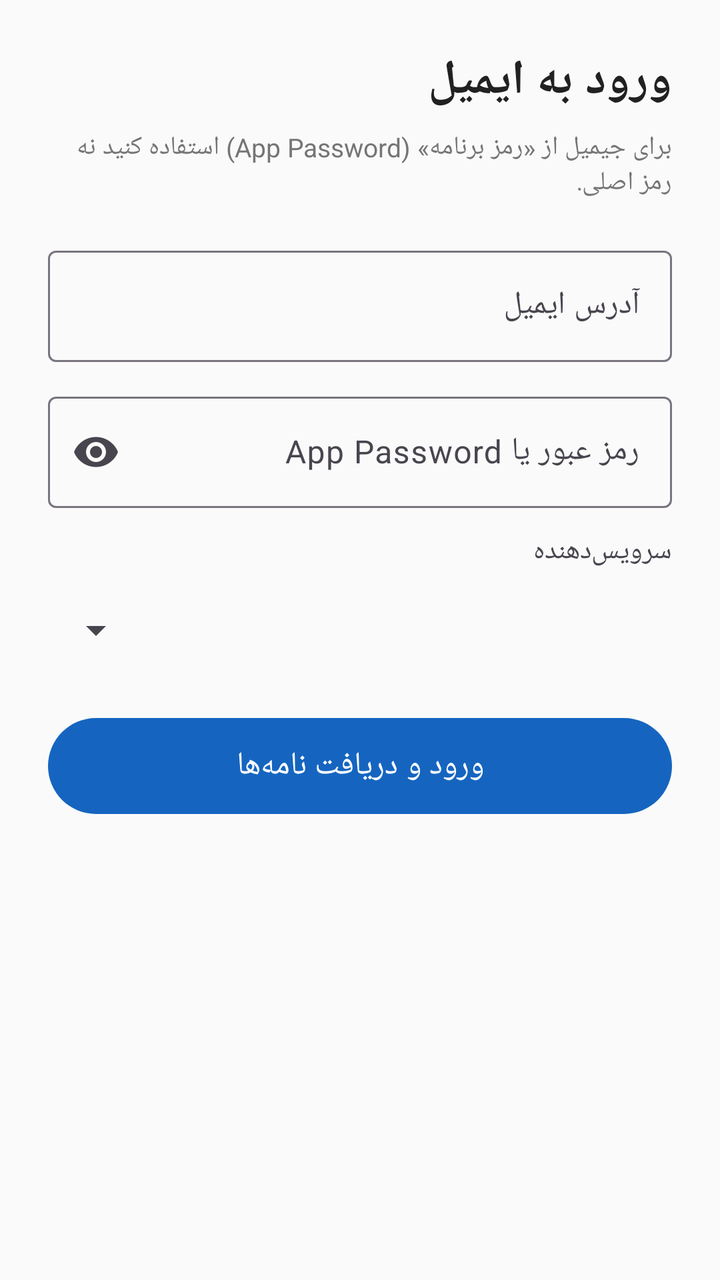
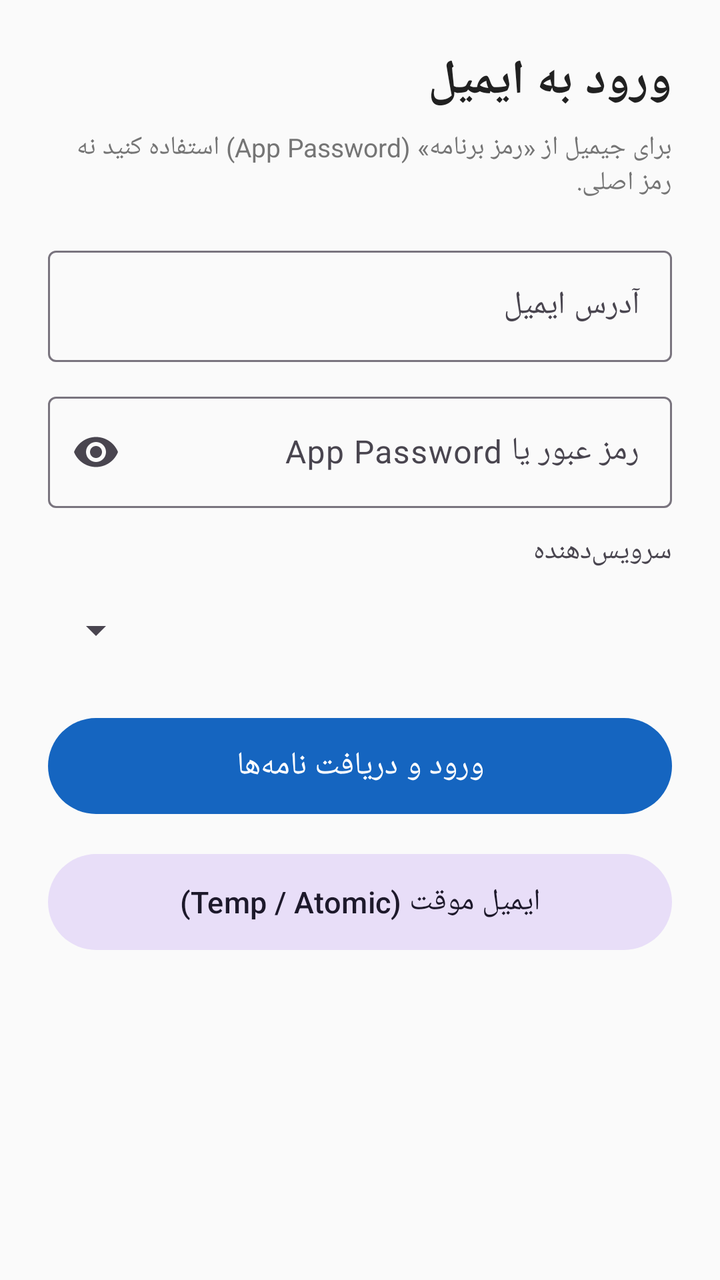

Two renders of the same Android screen: before a commit and after it. Below are the layout's source before the change and the commit's diff.
<!-- AndroidManifest.xml: application theme Theme.PersianEmail -->
<!-- res/layout/activity_login.xml -->
<?xml version="1.0" encoding="utf-8"?>
<ScrollView xmlns:android="http://schemas.android.com/apk/res/android"
    xmlns:app="http://schemas.android.com/apk/res-auto"
    android:layout_width="match_parent"
    android:layout_height="match_parent"
    android:fillViewport="true"
    android:background="@color/bg">

    <LinearLayout
        android:layout_width="match_parent"
        android:layout_height="wrap_content"
        android:orientation="vertical"
        android:padding="24dp"
        android:layoutDirection="rtl">

        <TextView
            android:layout_width="match_parent"
            android:layout_height="wrap_content"
            android:text="@string/login_title"
            android:textSize="24sp"
            android:textStyle="bold"
            android:textColor="@color/text"
            android:contentDescription="@string/login_title"
            android:layout_marginBottom="8dp" />

        <TextView
            android:layout_width="match_parent"
            android:layout_height="wrap_content"
            android:text="@string/login_help"
            android:textSize="13sp"
            android:textColor="@color/text_muted"
            android:layout_marginBottom="20dp" />

        <com.google.android.material.textfield.TextInputLayout
            android:layout_width="match_parent"
            android:layout_height="wrap_content"
            android:layout_marginBottom="12dp"
            style="@style/Widget.Material3.TextInputLayout.OutlinedBox">
            <com.google.android.material.textfield.TextInputEditText
                android:id="@+id/emailInput"
                android:layout_width="match_parent"
                android:layout_height="wrap_content"
                android:hint="@string/email_hint"
                android:inputType="textEmailAddress"
                android:contentDescription="@string/email_hint" />
        </com.google.android.material.textfield.TextInputLayout>

        <com.google.android.material.textfield.TextInputLayout
            android:layout_width="match_parent"
            android:layout_height="wrap_content"
            android:layout_marginBottom="12dp"
            app:endIconMode="password_toggle"
            style="@style/Widget.Material3.TextInputLayout.OutlinedBox">
            <com.google.android.material.textfield.TextInputEditText
                android:id="@+id/passwordInput"
                android:layout_width="match_parent"
                android:layout_height="wrap_content"
                android:hint="@string/password_hint"
                android:inputType="textPassword"
                android:contentDescription="@string/password_hint" />
        </com.google.android.material.textfield.TextInputLayout>

        <TextView
            android:layout_width="match_parent"
            android:layout_height="wrap_content"
            android:text="@string/provider_hint"
            android:textSize="14sp"
            android:layout_marginBottom="6dp" />

        <Spinner
            android:id="@+id/providerSpinner"
            android:layout_width="match_parent"
            android:layout_height="48dp"
            android:layout_marginBottom="16dp"
            android:contentDescription="@string/provider_hint" />

        <com.google.android.material.textfield.TextInputLayout
            android:id="@+id/imapHostLayout"
            android:layout_width="match_parent"
            android:layout_height="wrap_content"
            android:layout_marginBottom="8dp"
            android:visibility="gone"
            style="@style/Widget.Material3.TextInputLayout.OutlinedBox">
            <com.google.android.material.textfield.TextInputEditText
                android:id="@+id/imapHost"
                android:layout_width="match_parent"
                android:layout_height="wrap_content"
                android:hint="سرور IMAP"
                android:inputType="textUri" />
        </com.google.android.material.textfield.TextInputLayout>

        <com.google.android.material.textfield.TextInputLayout
            android:id="@+id/smtpHostLayout"
            android:layout_width="match_parent"
            android:layout_height="wrap_content"
            android:layout_marginBottom="16dp"
            android:visibility="gone"
            style="@style/Widget.Material3.TextInputLayout.OutlinedBox">
            <com.google.android.material.textfield.TextInputEditText
                android:id="@+id/smtpHost"
                android:layout_width="match_parent"
                android:layout_height="wrap_content"
                android:hint="سرور SMTP"
                android:inputType="textUri" />
        </com.google.android.material.textfield.TextInputLayout>

        <com.google.android.material.button.MaterialButton
            android:id="@+id/loginButton"
            android:layout_width="match_parent"
            android:layout_height="56dp"
            android:text="@string/btn_login"
            android:textSize="16sp"
            android:contentDescription="@string/btn_login" />

        <ProgressBar
            android:id="@+id/progress"
            android:layout_width="wrap_content"
            android:layout_height="wrap_content"
            android:layout_gravity="center"
            android:layout_marginTop="16dp"
            android:visibility="gone"
            android:contentDescription="@string/loading" />

        <TextView
            android:id="@+id/status"
            android:layout_width="match_parent"
            android:layout_height="wrap_content"
            android:layout_marginTop="12dp"
            android:textColor="@color/error"
            android:textSize="14sp"
            android:contentDescription="پیام وضعیت" />
    </LinearLayout>
</ScrollView>
<!-- resources referenced by this layout -->
<resources>
  <color name="bg">#FAFAFA</color>
  <color name="error">#C62828</color>
  <color name="text">#212121</color>
  <color name="text_muted">#757575</color>
  <string name="btn_login">ورود و دریافت نامه‌ها</string>
  <string name="email_hint">آدرس ایمیل</string>
  <string name="loading">در حال بارگذاری…</string>
  <string name="login_help">برای جیمیل از «رمز برنامه» (App Password) استفاده کنید نه رمز اصلی.</string>
  <string name="login_title">ورود به ایمیل</string>
  <string name="password_hint">رمز عبور یا App Password</string>
  <string name="provider_hint">سرویس‌دهنده</string>
  <style name="Theme.PersianEmail" parent="Theme.Material3.Light.NoActionBar">
          <item name="colorPrimary">@color/primary</item>
          <item name="colorPrimaryDark">@color/primary_dark</item>
          <item name="colorAccent">@color/accent</item>
          <item name="android:statusBarColor">@color/primary_dark</item>
          <item name="android:navigationBarColor">@color/surface</item>
          <item name="android:windowBackground">@color/bg</item>
      </style>
  <color name="primary">#1565C0</color>
  <color name="primary_dark">#0D47A1</color>
  <color name="accent">#00897B</color>
  <color name="surface">#FFFFFF</color>
</resources>

<!-- the commit's change to res/layout/activity_login.xml (unified diff, before → after) -->
@@ -112,6 +112,16 @@
             android:textSize="16sp"
             android:contentDescription="@string/btn_login" />
 
+        <com.google.android.material.button.MaterialButton
+            android:id="@+id/tempMailButton"
+            style="@style/Widget.Material3.Button.TonalButton"
+            android:layout_width="match_parent"
+            android:layout_height="56dp"
+            android:layout_marginTop="12dp"
+            android:text="ایمیل موقت (Temp / Atomic)"
+            android:textSize="15sp"
+            android:contentDescription="ایجاد و مدیریت ایمیل موقت" />
+
         <ProgressBar
             android:id="@+id/progress"
             android:layout_width="wrap_content"
